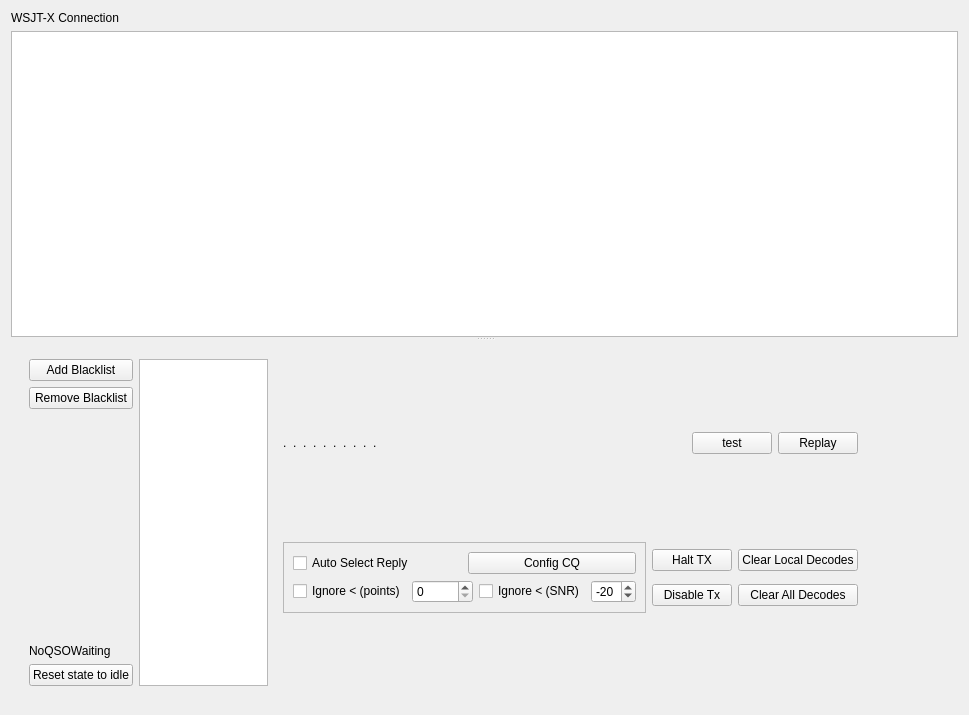
Old version of the form mqt/MqtLogger/WsjtxFrame.ui in the repository Rsclub22/Minos2-Mirror.
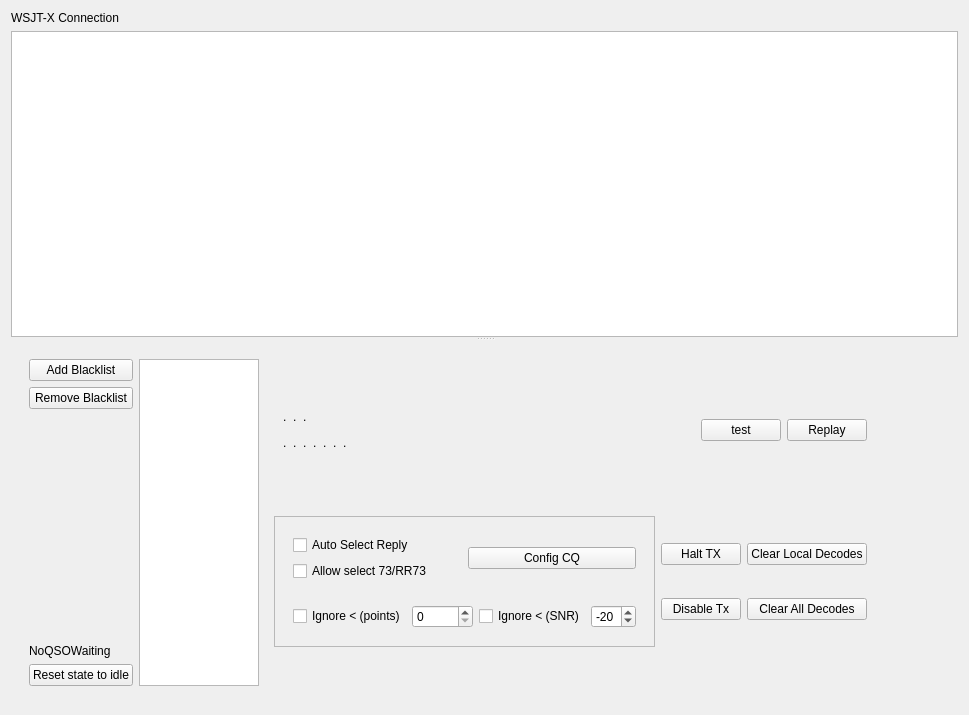
New version of the form. Custom widgets are drawn as their Qt base class.

Commit message: Re-add 73/RR73 select option; change layout

```diff
--- a/mqt/MqtLogger/WsjtxFrame.ui
+++ b/mqt/MqtLogger/WsjtxFrame.ui
@@ -155,6 +155,9 @@
              <enum>QLayout::SetMinimumSize</enum>
             </property>
             <item>
+             <widget class="QFrame" name="statusFrame">
+              <layout class="QVBoxLayout" name="verticalLayout_7">
+               <item>
              <layout class="QHBoxLayout" name="horizontalLayout_2">
               <item>
                <widget class="QLabel" name="bandErrorLabel">
@@ -163,6 +166,13 @@
                 </property>
                </widget>
               </item>
+                 <item>
+                  <widget class="QLabel" name="replyto_label">
+                   <property name="text">
+                    <string>.</string>
+                   </property>
+                  </widget>
+                 </item>
               <item>
                <widget class="QLabel" name="specialOpMode">
                 <property name="text">
@@ -171,6 +181,23 @@
                </widget>
               </item>
               <item>
+                  <spacer name="horizontalSpacer_2">
+                   <property name="orientation">
+                    <enum>Qt::Horizontal</enum>
+                   </property>
+                   <property name="sizeHint" stdset="0">
+                    <size>
+                     <width>40</width>
+                     <height>20</height>
+                    </size>
+                   </property>
+                  </spacer>
+                 </item>
+                </layout>
+               </item>
+               <item>
+                <layout class="QHBoxLayout" name="horizontalLayout_9">
+                 <item>
                <widget class="QLabel" name="de_label_">
                 <property name="text">
                  <string>.</string>
@@ -220,16 +247,7 @@
                </widget>
               </item>
               <item>
-               <widget class="QLabel" name="replyto_label">
-                <property name="text">
-                 <string>.</string>
-                </property>
-               </widget>
-              </item>
-             </layout>
-            </item>
-            <item>
-             <spacer name="horizontalSpacer_2">
+                  <spacer name="horizontalSpacer_3">
               <property name="orientation">
                <enum>Qt::Horizontal</enum>
               </property>
@@ -240,6 +258,11 @@
                </size>
               </property>
              </spacer>
+                 </item>
+                </layout>
+               </item>
+              </layout>
+             </widget>
             </item>
             <item>
              <layout class="QHBoxLayout" name="horizontalLayout_6">
@@ -285,8 +308,11 @@
               </property>
               <layout class="QVBoxLayout" name="verticalLayout_5">
                <item>
+                <widget class="QFrame" name="autoSelectFrame">
                 <layout class="QHBoxLayout" name="horizontalLayout_3">
                  <item>
+                   <layout class="QVBoxLayout" name="verticalLayout_8">
+                    <item>
                   <widget class="QCheckBox" name="autoSelectButton">
                    <property name="focusPolicy">
                     <enum>Qt::NoFocus</enum>
@@ -303,6 +329,15 @@
                   </widget>
                  </item>
                  <item>
+                     <widget class="QCheckBox" name="RR73select">
+                      <property name="text">
+                       <string>Allow select 73/RR73</string>
+                      </property>
+                     </widget>
+                    </item>
+                   </layout>
+                  </item>
+                  <item>
                   <widget class="QPushButton" name="configCQButton">
                    <property name="focusPolicy">
                     <enum>Qt::NoFocus</enum>
@@ -313,8 +348,10 @@
                   </widget>
                  </item>
                 </layout>
+                </widget>
                </item>
                <item>
+                <widget class="QFrame" name="ignoreFrame">
                 <layout class="QHBoxLayout" name="horizontalLayout">
                  <item>
                   <widget class="QCheckBox" name="minPointsCheckBox">
@@ -366,6 +403,7 @@
                   </widget>
                  </item>
                 </layout>
+                </widget>
                </item>
               </layout>
              </widget>
```
Lines whose indentation alone changed are shown as unchanged. The commit also changes 1 other file.
